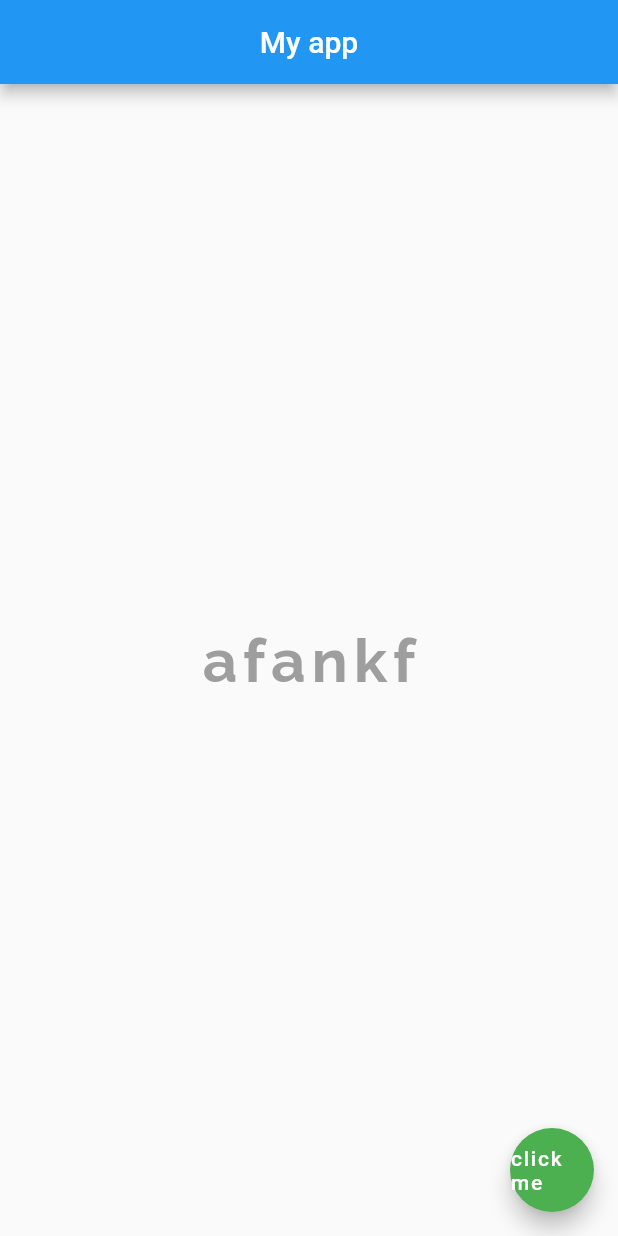
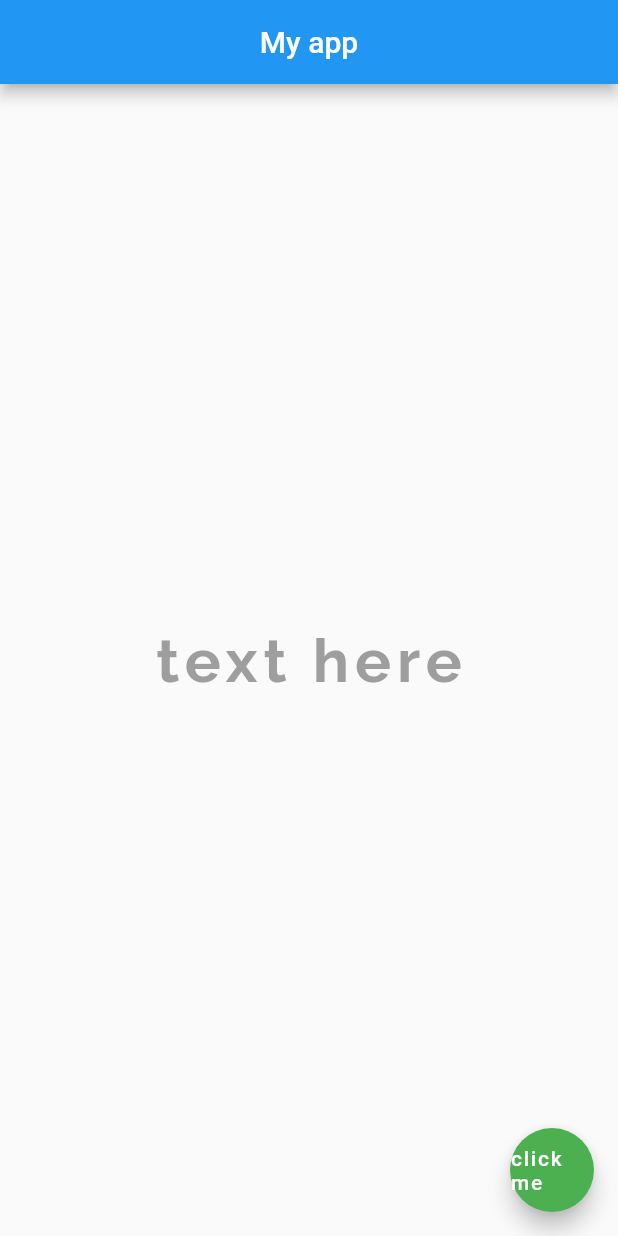
Before and after one commit to arvi18/Flutter-basics, a Flutter app: the screen it shows after launch, on a phone screen of 412 x 824 dp. Run offline on Flutter 3.47's test engine with Material 2 defaults, Android fonts, the phone set to English and light mode, and no system bars.

```diff
--- a/lib/main.dart
+++ b/lib/main.dart
@@ -1,17 +1,23 @@
-// ignore_for_file: avoid_print
-import 'dart:developer';
+// ignore_for_file: prefer_const_constructors
 import 'package:flutter/material.dart';
 
 void main() => runApp(
-      MaterialApp(
-        home: Scaffold(
+      MaterialApp(home: TestWidget()),
+    );
+
+class TestWidget extends StatelessWidget {
+  const TestWidget({super.key});
+
+  @override
+  Widget build(BuildContext context) {
+    return Scaffold(
       appBar: AppBar(
         title: Text("My app"),
         centerTitle: true,
       ),
       body: Center(
         child: Text(
-              "afankf",
+          "text here",
           style: TextStyle(
             fontSize: 40.0,
             fontWeight: FontWeight.bold,
@@ -22,11 +28,11 @@ void main() => runApp(
         ),
       ),
       floatingActionButton: FloatingActionButton(
-            child: Text("click me"),
         onPressed: () {},
         hoverColor: Colors.red.shade100,
         backgroundColor: Colors.green,
-          ),
-        ),
+        child: Text("click me"),
       ),
     );
+  }
+}
```
Lines whose indentation alone changed are shown as unchanged.
